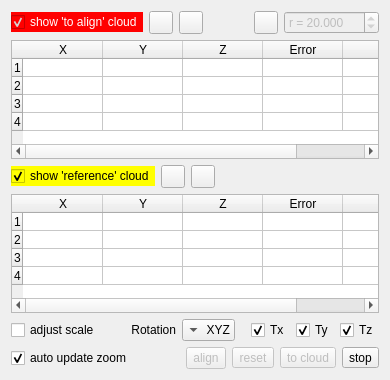
archeos/cloudcompare-archeos, file qCC/ui_templates/pointPairRegistrationDlg.ui: the form before one commit.
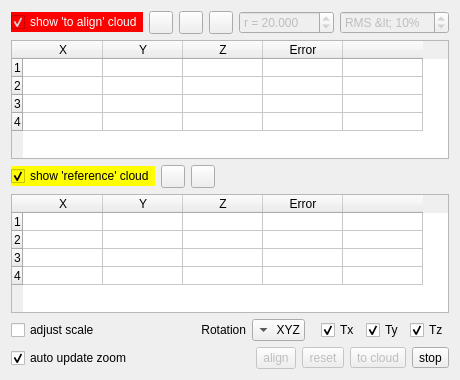
The form after the commit. Icons and pictures are not drawn.

Patch:
```diff
--- a/qCC/ui_templates/pointPairRegistrationDlg.ui
+++ b/qCC/ui_templates/pointPairRegistrationDlg.ui
@@ -97,6 +97,34 @@
        </property>
       </widget>
      </item>
+     <item>
+      <widget class="QSpinBox" name="maxRmsSpinBox">
+       <property name="enabled">
+        <bool>false</bool>
+       </property>
+       <property name="toolTip">
+        <string>Max RMS (as a percentage of the radius)</string>
+       </property>
+       <property name="suffix">
+        <string>%</string>
+       </property>
+       <property name="prefix">
+        <string>RMS &lt; </string>
+       </property>
+       <property name="minimum">
+        <number>1</number>
+       </property>
+       <property name="maximum">
+        <number>100</number>
+       </property>
+       <property name="singleStep">
+        <number>1</number>
+       </property>
+       <property name="value">
+        <number>10</number>
+       </property>
+      </widget>
+     </item>
     </layout>
    </item>
    <item>
```
Left out of the diff: 16 changed lines with no effect on the pictures.
